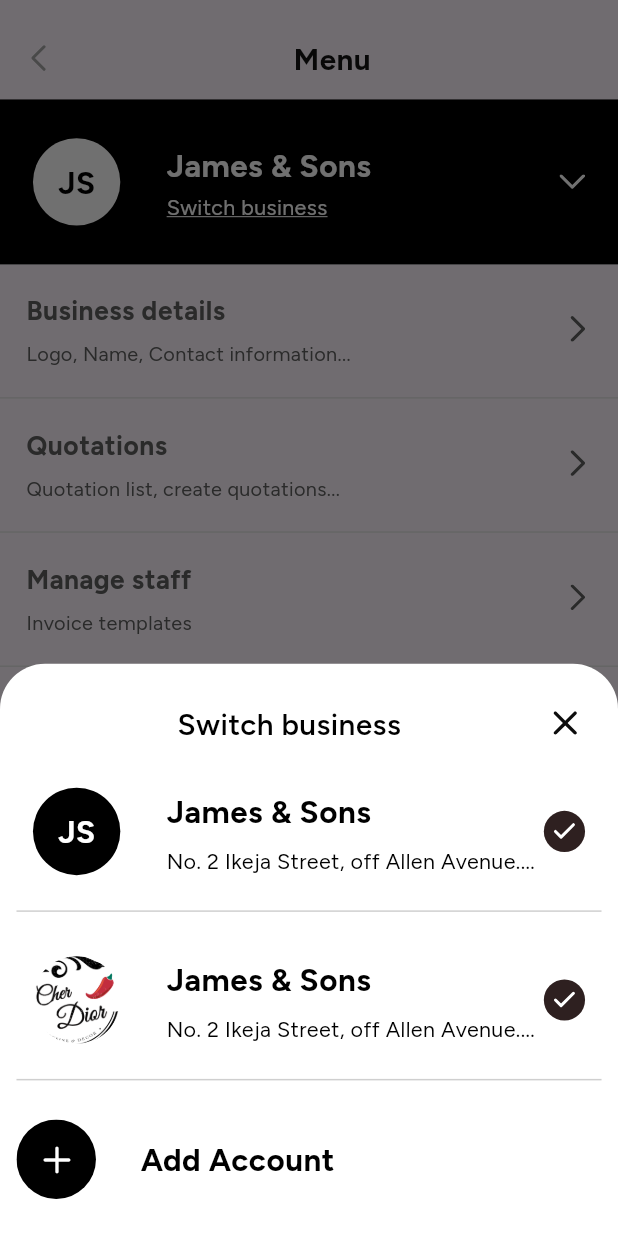
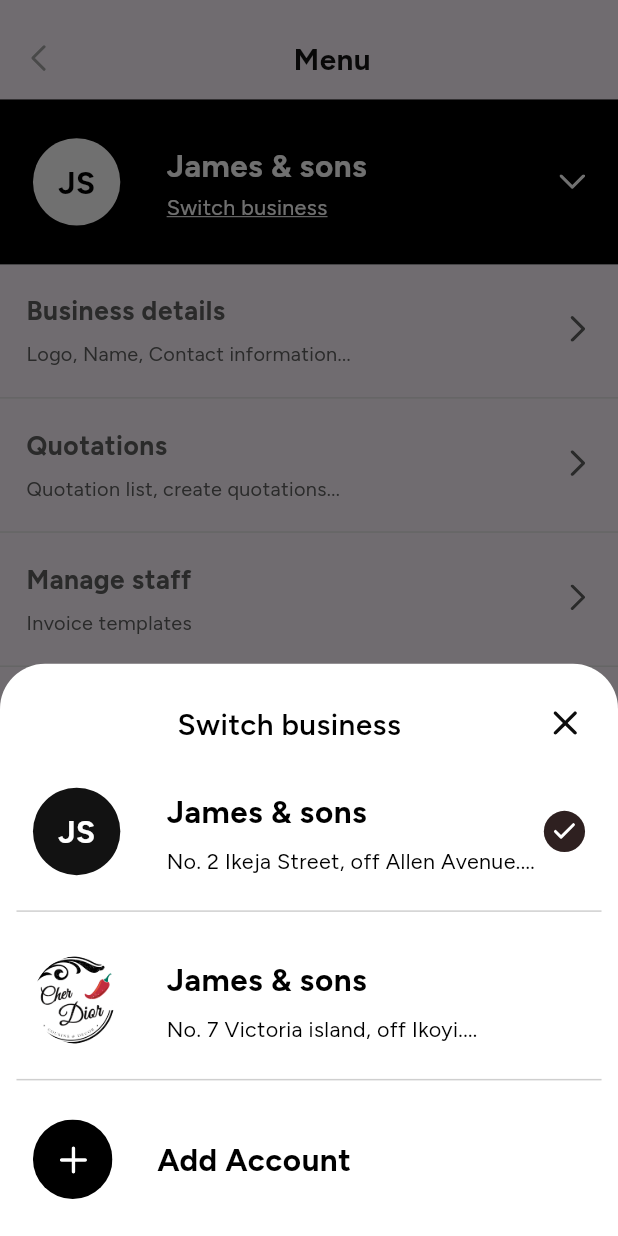
Before and after one commit to Ngorhzee/invoyse_test, a Flutter app: the screen it shows after launch, after a tap on "Switch business", on a phone screen of 412 x 824 dp. Run offline on Flutter 3.47's test engine with Material 2 defaults, Android fonts, the phone set to English and light mode, and no system bars; our stand-ins replace flutter_screenutil, flutter_svg, get_it, image_picker; project files that could hold a hidden picture were left out.

Commit message:
functionality done

```diff
--- a/lib/main.dart
+++ b/lib/main.dart
@@ -1,10 +1,14 @@
 import 'package:flutter/material.dart';
 import 'package:flutter_screenutil/flutter_screenutil.dart';
+import 'package:invoyse_test/providers/business_profile_providers.dart';
 import 'package:invoyse_test/services/page_router.dart';
+import 'package:invoyse_test/utils/injection_container.dart';
 import 'package:invoyse_test/views/menu/menu_view.dart';
 import 'package:provider/provider.dart';
 
-void main() {
+void main() async {
+   WidgetsFlutterBinding.ensureInitialized();
+  await setupLocator();
   runApp(const MyApp());
 }
 
@@ -14,9 +18,11 @@ class MyApp extends StatelessWidget {
   // This widget is the root of your application.
   @override
   Widget build(BuildContext context) {
-    return ScreenUtilInit(
+    return ChangeNotifierProvider(
+      create: (context) => BusinessProfileProvider(),
+      child: ScreenUtilInit(
         designSize: Size(375, 667),
-      builder:(context, widget)=> MaterialApp(
+        builder: (context, widget) => MaterialApp(
           debugShowCheckedModeBanner: false,
           navigatorKey: PageRouter.instance.navigatorKey,
           theme: ThemeData(
@@ -25,6 +31,7 @@ class MyApp extends StatelessWidget {
           ),
           home: MenuView(),
         ),
+      ),
     );
   }
 }
--- /dev/null
+++ b/lib/models/busines_model.dart
@@ -0,0 +1,23 @@
+class BusinessModel {
+  final String businessName;
+  final String businessAddress;
+  final String? image;
+
+  BusinessModel({
+    required this.businessName,
+    required this.businessAddress,
+    this.image,
+  });
+
+   @override
+  bool operator ==(Object other) =>
+      identical(this, other) ||
+      other is BusinessModel &&
+          runtimeType == other.runtimeType && businessName == other.businessName && businessAddress == other.businessAddress;
+
+
+  @override
+  int get hashCode =>
+      // For example:
+      businessName.hashCode ^ businessAddress.hashCode;
+}
--- /dev/null
+++ b/lib/providers/business_profile_providers.dart
@@ -0,0 +1,84 @@
+import 'package:flutter/material.dart';
+import 'package:image_picker/image_picker.dart';
+import 'package:invoyse_test/constants/asset.dart';
+import 'package:invoyse_test/models/busines_model.dart';
+
+class BusinessProfileProvider with ChangeNotifier {
+  bool buttonEnabled = false;
+  TextEditingController businessName = TextEditingController();
+  TextEditingController businessaddress = TextEditingController();
+  TextEditingController email = TextEditingController();
+  TextEditingController phoneNumber = TextEditingController();
+  TextEditingController businessLogo = TextEditingController();
+  TextEditingController businessCategory = TextEditingController();
+  TextEditingController businessValue = TextEditingController();
+  GlobalKey<FormState> formKey = GlobalKey<FormState>();
+  XFile? image;
+  BusinessModel activeProfile = BusinessModel(
+    businessName: "James & sons",
+    businessAddress: "No. 2 Ikeja Street, off Allen Avenue....",
+  );
+
+  List<BusinessModel> businessProfileList = [
+    BusinessModel(
+      businessName: "James & sons",
+      businessAddress: "No. 2 Ikeja Street, off Allen Avenue....",
+    ),
+    BusinessModel(
+        businessName: "James & sons",
+        businessAddress: "No. 7 Victoria island, off Ikoyi....",
+        image: AppAssets.dp),
+  ];
+
+  setActiveProfile(BusinessModel businessProfile) {
+    activeProfile = businessProfile;
+    notifyListeners();
+  }
+
+  String getshortForm(String text) {
+    List<String> textList = text.split(" ");
+    if (textList.length > 1) {
+      String firstLetter = textList[0].split("")[0];
+      String secondLetter = textList.last.split("")[0];
+      return firstLetter.toUpperCase() + secondLetter.toUpperCase();
+    } else {
+      return textList[0].substring(0, 2).toUpperCase();
+    }
+  }
+
+  addBusinessProfile() {
+    BusinessModel businessProfile = BusinessModel(
+        businessName: businessName.text,
+        businessAddress: businessaddress.text,
+        image: image != null ? image!.path : null);
+    if (businessProfileList.contains(businessProfile)) {
+      return;
+    } else {
+      businessProfileList.add(businessProfile);
+      activeProfile = businessProfile;
+      businessName.clear();
+      businessaddress.clear();
+      businessLogo.clear();
+      businessCategory.clear();
+      businessValue.clear();
+      email.clear();
+      phoneNumber.clear();
+      image = null;
+      notifyListeners();
+    }
+  }
+
+  addBusinessLogo() async {
+    image = await ImagePicker().pickImage(source: ImageSource.gallery);
+    if (image == null) return;
+    businessLogo.text = image!.name;
+    notifyListeners();
+  }
+
+  checkFirstPage() {
+    if (businessName.text.isNotEmpty && businessaddress.text.isNotEmpty) {
+      buttonEnabled = true;
+      notifyListeners();
+    }
+  }
+}
--- /dev/null
+++ b/lib/utils/injection_container.dart
@@ -0,0 +1,10 @@
+import 'package:get_it/get_it.dart';
+import 'package:invoyse_test/providers/business_profile_providers.dart';
+
+GetIt locator = GetIt.instance;
+
+Future<void> setupLocator() async {
+  locator.registerFactory<BusinessProfileProvider>(
+    () => BusinessProfileProvider(),
+  );
+}
--- /dev/null
+++ b/lib/views/menu/components/profile_card.dart
@@ -0,0 +1,90 @@
+
+
+import 'dart:io';
+
+import 'package:flutter/material.dart';
+import 'package:flutter_screenutil/flutter_screenutil.dart';
+import 'package:flutter_svg/svg.dart';
+import 'package:invoyse_test/views/menu/components/profile_logo.dart';
+import 'package:provider/provider.dart';
+
+import '../../../constants/asset.dart';
+import '../../../models/busines_model.dart';
+import '../../../providers/business_profile_providers.dart';
+import '../../../utils/app_text.dart';
+import '../../../utils/colors.dart';
+
+class ProfileCard extends StatelessWidget {
+  const ProfileCard({
+    super.key,
+    required this.isActive,
+    required this.businessModel,
+  });
+  // final DecorationImage? image;
+  // final String? title;
+  //final Color? color;
+  final bool isActive;
+  final BusinessModel businessModel;
+
+  @override
+  Widget build(BuildContext context) {
+    BusinessProfileProvider provider =
+        Provider.of<BusinessProfileProvider>(context);
+    return Padding(
+      padding: EdgeInsets.symmetric(horizontal: 10.w),
+      child: Row(
+        children: [
+          ProfileLogo(
+            title: businessModel.image == null
+                ? provider.getshortForm(businessModel.businessName)
+                : null,
+            image: businessModel.image != null &&
+                    businessModel.image!.contains("assets")
+                ? DecorationImage(image: AssetImage(businessModel.image!))
+                : businessModel.image != null &&
+                        !businessModel.image!.contains("assets")
+                    ? DecorationImage(
+                        fit: BoxFit.cover,
+                        image: FileImage(File(businessModel.image!)))
+                    : null,
+            color: businessModel.image != null
+                ? AppColors.white
+                : AppColors.primary,
+          ),
+          SizedBox(
+            width: 28.w,
+          ),
+          Column(
+            crossAxisAlignment: CrossAxisAlignment.start,
+            children: [
+              AppText.heading4(
+                businessModel.businessName,
+                color: AppColors.primary.shade500,
+              ),
+              SizedBox(
+                height: 6.h,
+              ),
+              AppText.body4(
+                businessModel.businessAddress,
+                color: AppColors.primary.shade500,
+              )
+            ],
+          ),
+          const Spacer(),
+          isActive
+              ? Container(
+                  height: 25.h,
+                  width: 25.w,
+                  decoration: BoxDecoration(
+                      color: AppColors.primary.shade300,
+                      shape: BoxShape.circle),
+                  child: Center(
+                    child: SvgPicture.asset(AppAssets.check),
+                  ),
+                )
+              : SizedBox()
+        ],
+      ),
+    );
+  }
+}
--- /dev/null
+++ b/lib/views/menu/components/profile_logo.dart
@@ -0,0 +1,38 @@
+import 'package:flutter/material.dart';
+import 'package:flutter_screenutil/flutter_screenutil.dart';
+
+import '../../../utils/app_text.dart';
+import '../../../utils/colors.dart';
+
+class ProfileLogo extends StatelessWidget {
+  const ProfileLogo({
+    super.key,
+    this.image,
+    this.color,
+    this.title,
+    this.textColor,
+  });
+  final DecorationImage? image;
+  final Color? color;
+  final Color? textColor;
+  final String? title;
+
+  @override
+  Widget build(BuildContext context) {
+    return Container(
+      height: 53.h,
+      width: 53.w,
+      decoration: BoxDecoration(
+          color: color ?? AppColors.primary.shade500,
+          shape: BoxShape.circle,
+          image: image),
+      child: Center(
+          child: title != null
+              ? AppText.heading4(
+                  title!,
+                  color: textColor ?? AppColors.white,
+                )
+              : const SizedBox()),
+    );
+  }
+}
--- a/lib/views/menu/menu_view.dart
+++ b/lib/views/menu/menu_view.dart
@@ -1,3 +1,5 @@
+import 'dart:io';
+
 import 'package:flutter/material.dart';
 import 'package:flutter_screenutil/flutter_screenutil.dart';
 import 'package:flutter_svg/svg.dart';
@@ -7,7 +9,12 @@ import 'package:invoyse_test/utils/app_text.dart';
 import 'package:invoyse_test/utils/colors.dart';
 import 'package:invoyse_test/views/business/business_view.dart';
 import 'package:invoyse_test/views/menu/components/menu_cards.dart';
+import 'package:invoyse_test/views/menu/components/profile_card.dart';
 import 'package:invoyse_test/widgets/bottom_sheet.dart';
+import 'package:provider/provider.dart';
+
+import '../../providers/business_profile_providers.dart';
+import 'components/profile_logo.dart';
 
 class MenuView extends StatelessWidget {
   const MenuView({super.key});
@@ -15,6 +22,8 @@ class MenuView extends StatelessWidget {
   @override
   Widget build(BuildContext context) {
     PageRouter pageRouter = PageRouter.instance;
+    BusinessProfileProvider provider =
+        Provider.of<BusinessProfileProvider>(context);
     return Scaffold(
       body: SafeArea(
         child: Padding(
@@ -44,7 +53,26 @@ class MenuView extends StatelessWidget {
                     Row(
                       children: [
                         ProfileLogo(
-                          title: "JS",
+                          title: provider.activeProfile.image == null
+                              ? provider.getshortForm(
+                                  provider.activeProfile.businessName)
+                              : null,
+                          image: provider.activeProfile.image != null &&
+                                  !provider.activeProfile.image!
+                                      .contains("assets")
+                              ? DecorationImage(
+                                  fit: BoxFit.cover,
+                                  image: FileImage(
+                                    File(provider.activeProfile.image!),
+                                  ),
+                                )
+                              : provider.activeProfile.image != null &&
+                                      provider.activeProfile.image!
+                                          .contains("assets")
+                                  ? DecorationImage(
+                                      image: AssetImage(
+                                          provider.activeProfile.image!))
+                                  : null,
                           color: AppColors.white,
                           textColor: AppColors.primary.shade500,
                         ),
@@ -54,12 +82,14 @@ class MenuView extends StatelessWidget {
                         Column(
                           crossAxisAlignment: CrossAxisAlignment.start,
                           children: [
-                            AppText.heading4("James & Sons"),
+                            AppText.heading4(
+                                provider.activeProfile.businessName),
                             SizedBox(
                               height: 2.h,
                             ),
                             GestureDetector(
                               onTap: () => BottomSheets.showSheet(context,
+
                                   child: Padding(
                                     padding: EdgeInsets.symmetric(
                                         horizontal: 10.w, vertical: 20.h),
@@ -93,36 +123,47 @@ class MenuView extends StatelessWidget {
                                         SizedBox(
                                           height: 20.h,
                                         ),
-                                        const ProfileRow(
-                                          title: "JS",
-                                        ),
+                                        Flexible(
+                                          //height: 1.sh / 2,
+                                          child: SingleChildScrollView(
+                                            child: Column(children: [
+                                              ...List.generate(
+                                                  provider.businessProfileList
+                                                      .length,
+                                                  (index) => Column(
+                                                        children: [
+                                                          GestureDetector(
+                                                              onTap: () {
+                                                                provider.setActiveProfile(
+                                                                    provider.businessProfileList[
+                                                                        index]);
+                                                                pageRouter
+                                                                    .goBack();
+                                                              },
+                                                              child: ProfileCard(
+                                                                  isActive: provider
+                                                                          .activeProfile ==
+                                                                      provider.businessProfileList[
+                                                                          index],
+                                                                  businessModel:
+                                                                      provider.businessProfileList[
+                                                                          index])),
                                                           SizedBox(
                                                             height: 10.h,
                                                           ),
                                                           Divider(
-                                          color: AppColors.grey.shade600
-                                              .withOpacity(.3),
+                                                            color: AppColors
+                                                                .grey.shade600
+                                                                .withOpacity(
+                                                                    .3),
                                                           ),
                                                           SizedBox(
                                                             height: 15.h,
                                                           ),
-                                        const ProfileRow(
-                                          color: AppColors.white,
-                                          image: DecorationImage(
-                                              fit: BoxFit.cover,
-                                              image: AssetImage(
-                                                AppAssets.dp,
+                                                        ],
                                                       )),
+                                            ]),
                                           ),
-                                        SizedBox(
-                                          height: 10.h,
-                                        ),
-                                        Divider(
-                                          color: AppColors.grey.shade600
-                                              .withOpacity(.3),
-                                        ),
-                                        SizedBox(
-                                          height: 15.h,
                                         ),
                                         GestureDetector(
                                           onTap: () {
@@ -130,6 +171,9 @@ class MenuView extends StatelessWidget {
                                             pageRouter
                                                 .gotoWidget(AddBusinessView());
                                           },
+                                          child: Padding(
+                                            padding: EdgeInsets.symmetric(
+                                                horizontal: 10.w),
                                             child: Row(
                                               children: [
                                                 SvgPicture.asset(AppAssets.add),
@@ -138,10 +182,11 @@ class MenuView extends StatelessWidget {
                                                 ),
                                                 AppText.heading4(
                                                   "Add Account",
-                                                color:
-                                                    AppColors.primary.shade500,
+                                                  color: AppColors
+                                                      .primary.shade500,
                                                 )
                                               ],
+                                            ),
                                           ),
                                         )
                                       ],
@@ -231,93 +276,3 @@ class MenuView extends StatelessWidget {
     );
   }
 }
-
-class ProfileRow extends StatelessWidget {
-  const ProfileRow({
-    super.key,
-    this.image,
-    this.title,
-    this.color,
-  });
-  final DecorationImage? image;
-  final String? title;
-  final Color? color;
-
-  @override
-  Widget build(BuildContext context) {
-    return Padding(
-      padding: EdgeInsets.symmetric(horizontal: 10.w),
-      child: Row(
-        children: [
-          ProfileLogo(
-            title: title,
-            image: image,
-            color: color,
-          ),
-          SizedBox(
-            width: 28.w,
-          ),
-          Column(
-            crossAxisAlignment: CrossAxisAlignment.start,
-            children: [
-              AppText.heading4(
-                "James & Sons",
-                color: AppColors.primary.shade500,
-              ),
-              SizedBox(
-                height: 6.h,
-              ),
-              AppText.body4(
-                "No. 2 Ikeja Street, off Allen Avenue....",
-                color: AppColors.primary.shade500,
-              )
-            ],
-          ),
-          const Spacer(),
-          Container(
-            height: 25.h,
-            width: 25.w,
-            decoration: BoxDecoration(
-                color: AppColors.primary.shade300, shape: BoxShape.circle),
-            child: Center(
-              child: SvgPicture.asset(AppAssets.check),
-            ),
-          )
-        ],
-      ),
-    );
-  }
-}
-
-class ProfileLogo extends StatelessWidget {
-  const ProfileLogo({
-    super.key,
-    this.image,
-    this.color,
-    this.title,
-    this.textColor,
-  });
-  final DecorationImage? image;
-  final Color? color;
-  final Color? textColor;
-  final String? title;
-
-  @override
-  Widget build(BuildContext context) {
-    return Container(
-      height: 53.h,
-      width: 53.w,
-      decoration: BoxDecoration(
-          color: color ?? AppColors.primary.shade500,
-          shape: BoxShape.circle,
-          image: image),
-      child: Center(
-          child: title != null
-              ? AppText.heading4(
-                  title!,
-                  color: textColor ?? AppColors.white,
-                )
-              : const SizedBox()),
-    );
-  }
-}
--- a/lib/widgets/bottom_sheet.dart
+++ b/lib/widgets/bottom_sheet.dart
@@ -1,4 +1,5 @@
 import 'package:flutter/material.dart';
+import 'package:flutter_screenutil/flutter_screenutil.dart';
 import 'package:invoyse_test/utils/colors.dart';
 
 class BottomSheets {
@@ -12,7 +13,7 @@ class BottomSheets {
         isScrollControlled: true,
         // backgroundColor: Colors.white.withOpacity(0.8),
         enableDrag: enableDrag,
-        //constraints: BoxConstraints(maxHeight: height!),
+        constraints: BoxConstraints(maxHeight: (2 * 1.sh) / 3),
         backgroundColor: AppColors.white,
         shape: const RoundedRectangleBorder(
           borderRadius: BorderRadius.only(
@@ -26,7 +27,6 @@ class BottomSheets {
           return Column(
             mainAxisSize: MainAxisSize.min,
             children: <Widget>[
-
               Flexible(child: child),
             ],
           );
--- a/pubspec.yaml
+++ b/pubspec.yaml
@@ -38,6 +38,8 @@ dependencies:
   flutter_screenutil: ^5.9.0
   provider: ^6.1.1
   flutter_svg: ^2.0.9
+  get_it: ^7.6.4
+  image_picker: ^1.0.5
 
 dev_dependencies:
   flutter_test:
```
Also changed, not shown: lib/views/business/business_view.dart (+13 -22 lines), lib/views/business/component/business_branding_view.dart (+9 -0 lines), lib/views/business/component/business_info_view.dart (+35 -0 lines), lib/views/business/component/business_stoke_widget.dart (added, +24 -0 lines), pubspec.lock, 15 other files. Lines whose indentation alone changed are shown as unchanged.
